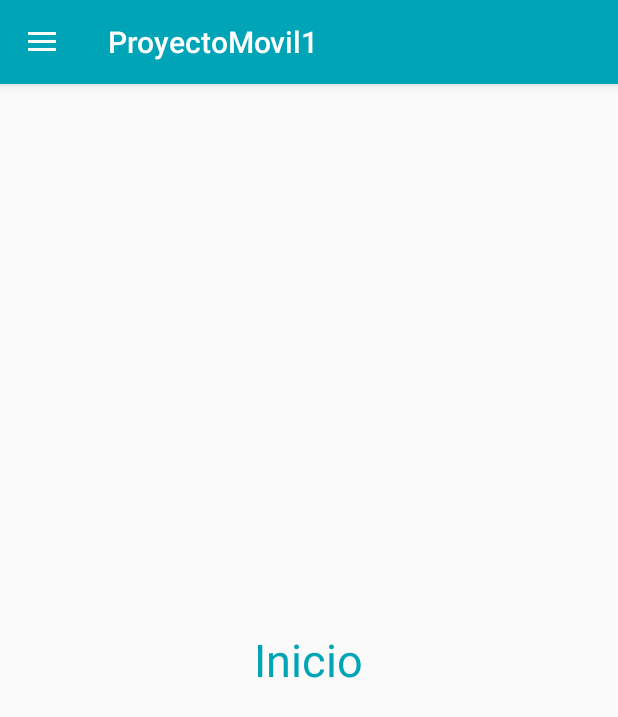
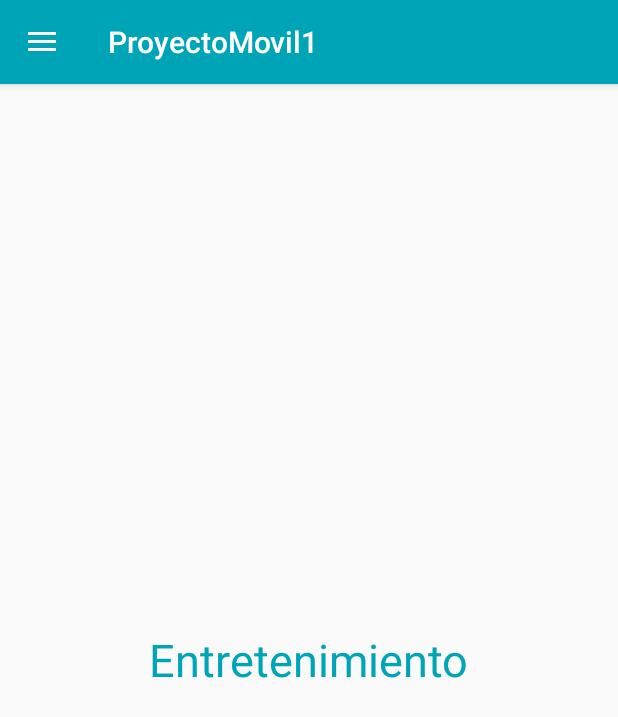
Before and after one commit to LeeroyRivera/ProyectoMovil1, an Android app: the screen it shows after launch (MainActivity), in the side drawer, after a tap on "Entretenimiento", on a phone screen of 412 x 824 dp. Shown: the top 717 px of the screen. Run offline under Robolectric (Android 15) with nearby library versions, the phone set to English and light mode, and no system bars.

Commit message:
Arreglo bug visual en el menu

```diff
--- a/app/src/main/res/layout/fragment_entretenimiento.xml
+++ b/app/src/main/res/layout/fragment_entretenimiento.xml
@@ -8,7 +8,7 @@
     <TextView
         android:layout_width="wrap_content"
         android:layout_height="wrap_content"
-        android:text="Inicio"
+        android:text="Entretenimiento"
         android:textSize="30sp"
         android:layout_centerInParent="true"
         android:textColor="@color/azulito"/>
--- a/app/src/main/res/layout/fragment_internacional.xml
+++ b/app/src/main/res/layout/fragment_internacional.xml
@@ -8,7 +8,7 @@
     <TextView
         android:layout_width="wrap_content"
         android:layout_height="wrap_content"
-        android:text="Inicio"
+        android:text="Internacional"
         android:textSize="30sp"
         android:layout_centerInParent="true"
         android:textColor="@color/azulito"/>
```
